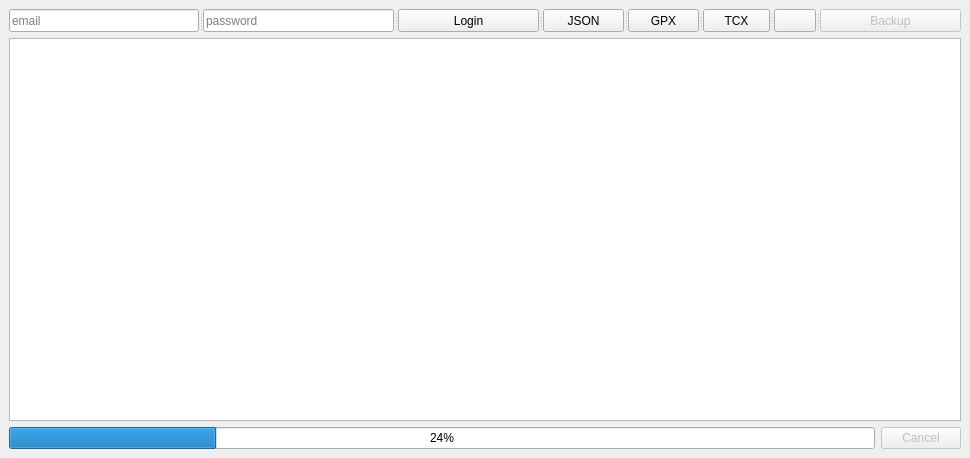
Old version of the form micoach.ui in the repository pkwalker00/micoach-backup.
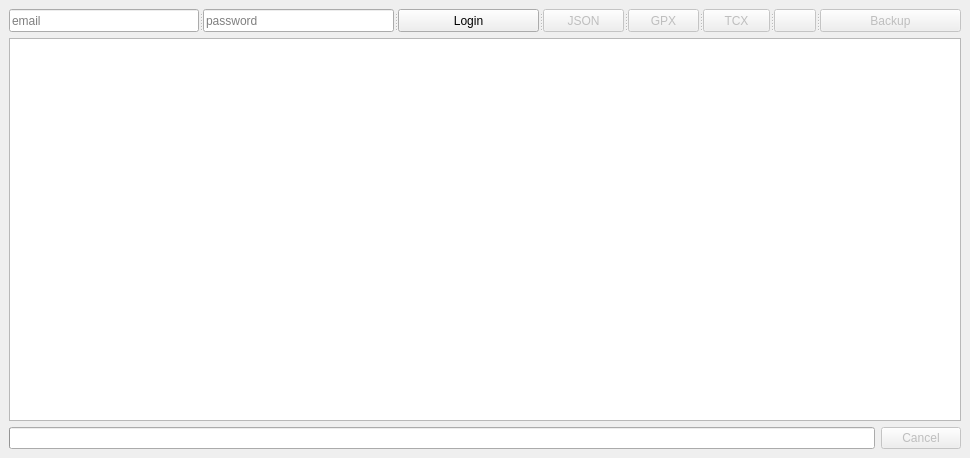
New version of the form. Icons and pictures are not drawn.

Commit message: disable option buttons at start

What changed in the file:
```diff
--- a/micoach.ui
+++ b/micoach.ui
@@ -47,6 +47,9 @@
       </property>
      </widget>
      <widget class="QToolButton" name="jsonButton">
+      <property name="enabled">
+       <bool>false</bool>
+      </property>
       <property name="text">
        <string>JSON</string>
       </property>
@@ -55,6 +58,9 @@
       </property>
      </widget>
      <widget class="QToolButton" name="gpxButton">
+      <property name="enabled">
+       <bool>false</bool>
+      </property>
       <property name="text">
        <string>GPX</string>
       </property>
@@ -63,6 +69,9 @@
       </property>
      </widget>
      <widget class="QToolButton" name="tcxButton">
+      <property name="enabled">
+       <bool>false</bool>
+      </property>
       <property name="text">
        <string>TCX</string>
       </property>
@@ -71,6 +80,9 @@
       </property>
      </widget>
      <widget class="QToolButton" name="fileButton">
+      <property name="enabled">
+       <bool>false</bool>
+      </property>
       <property name="text">
        <string/>
       </property>
@@ -102,7 +114,10 @@
    <item row="2" column="0">
     <widget class="QProgressBar" name="progressBar">
      <property name="value">
-      <number>24</number>
+      <number>0</number>
+     </property>
+     <property name="textVisible">
+      <bool>false</bool>
      </property>
     </widget>
    </item>
```
Left out of the diff: 4 changed lines with no effect on the pictures. The commit also changes 1 other file.
